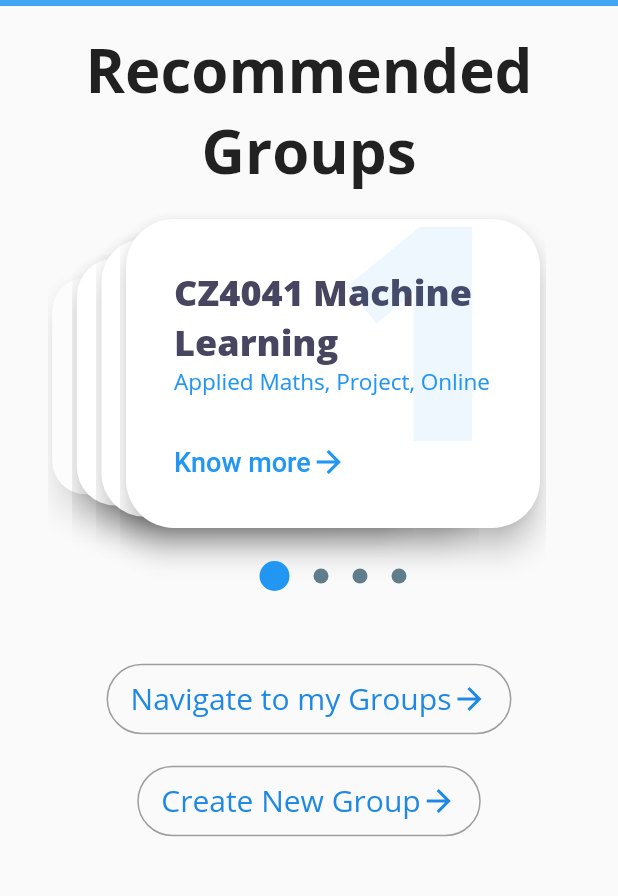
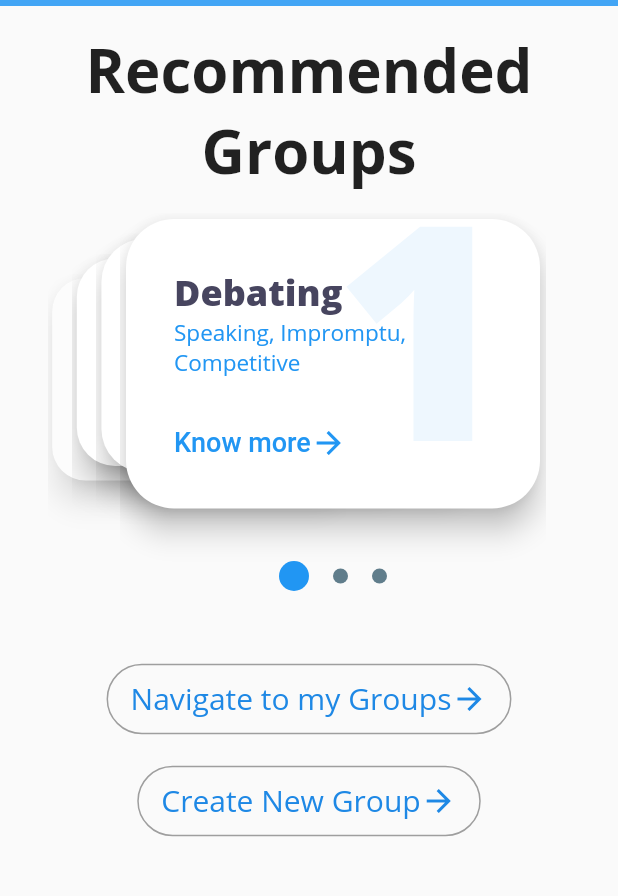
Before and after one commit to guptajay/NTUCollab, a Flutter app: the Groups screen opened directly, on a phone screen of 412 x 824 dp, the part 84-980 px from its top. Run offline on Flutter 3.47's test engine with Material 2 defaults, Android fonts, the phone set to English and light mode, and no system bars; our stand-ins replace cloud_firestore, firebase_auth, firebase_core, flutter_swiper, google_sign_in, multi_select_flutter and 1 more; accounts and stored records are empty; Roboto replaces fonts that are missing (Avenir).

Commit message:
Dummy data groups modules (#20)
* Improvements

1. New Home Page
2. Create Group Page
3. All Modules/Clubs page
4. Bug Fixes and UI Improvements

* added dummy data

1. Added Dummy Data
2. Parameterised Card View

```diff
--- a/lib/models/recommend_data.dart
+++ b/lib/models/recommend_data.dart
@@ -154,7 +154,37 @@ List<RecommenderData> recommendModule = [
             name: "SCSE - CHOW LIM",
             commentCount: "1",
             likeCount: "5"),
-      ])
+      ]),
+  RecommenderData(5,
+      name: 'ET0001 Innovation',
+      tags: [
+        Tags(id: 9, name: "Entrepreneurship"),
+        Tags(id: 10, name: "Innovation"),
+      ],
+      tagText: "Entrepreneurship, Innovation",
+      offeredBy: "SSS",
+      year: "3",
+      details:
+      "This course teaches about the modern entrepreneurship techniques and world econonic landscape.",
+      rating1: "Difficulty",
+      ratingValue1: 1,
+      rating2: "Time",
+      ratingValue2: 2,
+      rating3: "Demand",
+      ratingValue3: 1,
+      comments: [
+        Comment(
+            comment:
+            "Loved the course. It was fully delivered online.",
+            name: "SCSE - MUNDHRA DIVYESH",
+            commentCount: "2",
+            likeCount: "7"),
+        Comment(
+            comment: "It taught me so much about entreprenuership.",
+            name: "SCSE - GUPTA JAY",
+            commentCount: "1",
+            likeCount: "2"),
+      ]),
 ];
 
 
@@ -270,114 +300,19 @@ List<RecommenderData> recommendClubs = [
             name: "SCSE - CHOW LIM",
             commentCount: "1",
             likeCount: "5"),
-      ])
-];
-
-
-List<RecommenderData> recommendGroups = [
-  RecommenderData(1,
-      name: 'CZ4041 Machine Learning',
+      ]),
+  RecommenderData(5,
+      name: 'NTU SCSE Club',
       tags: [
-        Tags(id: 1, name: "Applied Maths"),
-        Tags(id: 2, name: "Project"),
-        Tags(id: 3, name: "Online")
+        Tags(id: 9, name: "Management"),
+        Tags(id: 10, name: "Academic"),
+        Tags(id: 11, name: "Collaboration")
       ],
-      tagText: "Applied Maths, Project, Online",
-      offeredBy: "SCSE",
-      year: "4",
+      tagText: "Management, Academic, Collaboration",
       details:
-      "This course introduces to the basic concepts used in Machine Learning.",
+      "The NTU SCSE Club is an official student body for graduate students of the School of Computer Science and Engineering in NTU.",
       rating1: "Difficulty",
       ratingValue1: 4,
-      rating2: "Time",
-      ratingValue2: 2,
-      rating3: "Demand",
-      ratingValue3: 3,
-      comments: [
-        Comment(
-            comment:
-            "This course is quite tough but the lecturer is quite helpful.",
-            name: "SCSE - MUNDHRA DIVYESH",
-            commentCount: "3",
-            likeCount: "2"),
-        Comment(
-            comment: "Easy to score in CA's but final exam is difficult.",
-            name: "SCSE - GUPTA JAY",
-            commentCount: "1",
-            likeCount: "5"),
-      ]),
-  RecommenderData(2,
-      name: 'CZ3005 Artificial Intelligence',
-      tags: [
-        Tags(id: 4, name: "AI"),
-        Tags(id: 5, name: "Calculus"),
-        Tags(id: 6, name: "Hard")
-      ],
-      tagText: "AI, Calculus, Hard",
-      offeredBy: "SCSE",
-      year: "3",
-      details:
-      "This course introduces to the algorithms applied in Artificial Intelligence.",
-      rating1: "Difficulty",
-      ratingValue1: 2,
-      rating2: "Time",
-      ratingValue2: 2,
-      rating3: "Demand",
-      ratingValue3: 3,
-      comments: [
-        Comment(
-            comment:
-            "Very easy to score in finals. Group project is difficult.",
-            name: "SCSE - BANSAL ADITYA",
-            commentCount: "3",
-            likeCount: "2"),
-        Comment(
-            comment: "Choose good group members for the project.",
-            name: "SCSE - BHATIA RITIK",
-            commentCount: "4",
-            likeCount: "5"),
-      ]),
-  RecommenderData(3,
-      name: 'CZ3006 Networking',
-      tags: [Tags(id: 7, name: "Network"), Tags(id: 8, name: "Algebra")],
-      tagText: "Network, Algebra",
-      offeredBy: "SCSE",
-      year: "3",
-      details:
-      "This course introduces to the concepts used in Network connection and topology.",
-      rating1: "Difficulty",
-      ratingValue1: 4,
-      rating2: "Time",
-      ratingValue2: 2,
-      rating3: "Demand",
-      ratingValue3: 5,
-      comments: [
-        Comment(
-            comment:
-            "Lot of mathematics involved in this course.",
-            name: "SCSE - JUSTIN ONG",
-            commentCount: "3",
-            likeCount: "2"),
-        Comment(
-            comment: "Quite theory based lectures.",
-            name: "SCSE - CHEN LIM",
-            commentCount: "1",
-            likeCount: "5"),
-      ]),
-  RecommenderData(4,
-      name: 'CZ2002 Software Engineering',
-      tags: [
-        Tags(id: 9, name: "Software"),
-        Tags(id: 10, name: "UML"),
-        Tags(id: 11, name: "Project")
-      ],
-      tagText: "Software, UML, Project",
-      offeredBy: "SCSE",
-      year: "2",
-      details:
-      "This course teaches about the Software Engineering principles and techniques.",
-      rating1: "Difficulty",
-      ratingValue1: 3,
       rating2: "Time",
       ratingValue2: 5,
       rating3: "Demand",
@@ -385,14 +320,100 @@ List<RecommenderData> recommendGroups = [
       comments: [
         Comment(
             comment:
-            "Loved the course. It teached you how the corporate world works.",
-            name: "SCSE - MUNDHRA DIVYESH",
+            "Very organized and orderly club to learn management skills.",
+            name: "MAE - DAMANI MEHUL",
             commentCount: "2",
-            likeCount: "7"),
+            likeCount: "9"),
         Comment(
-            comment: "Theory based final exam and CA's",
-            name: "SCSE - CHOW LIM",
+            comment: "The elections for the club positions are very competitive",
+            name: "SCSE - KANODIA RITWIK",
             commentCount: "1",
             likeCount: "5"),
       ])
 ];
+
+
+List<RecommenderData> recommendGroups = [
+  RecommenderData(1,
+      name: 'Debating',
+      tags: [
+        Tags(id: 1, name: "Speaking"),
+        Tags(id: 2, name: "Impromptu"),
+        Tags(id: 3, name: "Competitive")
+      ],
+      tagText: "Speaking, Impromptu, Competitive",
+      details:
+      "This group helps students to become more informed about political and global affairs, or provide a venue for students to train for debate competitions with local school, or at a national level.",
+      rating1: "Difficulty",
+      ratingValue1: 4,
+      rating2: "Time",
+      ratingValue2: 4,
+      rating3: "Demand",
+      ratingValue3: 5,
+      comments: [
+        Comment(
+            comment:
+            "The admins of this group are very supportive.",
+            name: "BUS - SOMANI PALAK",
+            commentCount: "3",
+            likeCount: "1"),
+        Comment(
+            comment: "I learnt a lot of skills by joining this group.",
+            name: "SCSE - GUPTA JAY",
+            commentCount: "1",
+            likeCount: "5"),
+      ]),
+  RecommenderData(2,
+      name: 'Hiking',
+      tags: [
+        Tags(id: 4, name: "Sports"),
+        Tags(id: 5, name: "Outdoors"),
+      ],
+      tagText: "Sports, Outdoors",
+      details:
+      "Join this group for our weekly trips to many trails across Singapore.",
+      rating1: "Difficulty",
+      ratingValue1: 2,
+      rating2: "Time",
+      ratingValue2: 3,
+      rating3: "Demand",
+      ratingValue3: 5,
+      comments: [
+        Comment(
+            comment:
+            "I improved my fitness level a lot after joining this group.",
+            name: "SCSE - BANSAL ADITYA",
+            commentCount: "3",
+            likeCount: "2"),
+        Comment(
+            comment: "All the members are quite fun.",
+            name: "SCSE - DANDAPATH SOHAM",
+            commentCount: "4",
+            likeCount: "5"),
+      ]),
+  RecommenderData(3,
+      name: 'Hackathons',
+      tags: [Tags(id: 7, name: "Coding"), Tags(id: 8, name: "Competitive"), Tags(id: 8, name: "Online")],
+      tagText: "Coding, Competitve, Online",
+      details:
+      "Get the latest announcements from Hackathons in NTU and across Singapore.",
+      rating1: "Difficulty",
+      ratingValue1: 2,
+      rating2: "Time",
+      ratingValue2: 2,
+      rating3: "Demand",
+      ratingValue3: 1,
+      comments: [
+        Comment(
+            comment:
+            "This groups helps me to be up to date with all the new Hackathons.",
+            name: "SCSE - JUSTIN ONG",
+            commentCount: "3",
+            likeCount: "2"),
+        Comment(
+            comment: "I learnt a lot of new technologies over the past semester, thanks to the various Hackathons.",
+            name: "SCSE - CHEN LIM",
+            commentCount: "7",
+            likeCount: "9"),
+      ])
+];
--- a/lib/screens/all_clubs.dart
+++ b/lib/screens/all_clubs.dart
@@ -24,13 +24,13 @@ class _AllClubsPageState extends State<AllClubsPage> {
                 style:
                 TextStyle(fontSize: 40, fontWeight: FontWeight.bold)),
             SizedBox(height: 10,),
-            GroupCard.getGroupCard("CZ1011 Maths 1", "", 25, context,1, "More", "Algebra, Calculus"),
-            GroupCard.getGroupCard("CZ3004 MDP", "", 25,context,2, "More", "Android, Arduino, Raspberry Pi"),
-            GroupCard.getGroupCard("CZ3005 AI", "", 25,context,3, "More", "Calculus, Logical Inference"),
-            GroupCard.getGroupCard("ET0001 Innovation", "", 25,context,2, "More", "Entrepreneurship, Online"),
-            GroupCard.getGroupCard("CZ3004 MDP", "", 25,context,2, "More", "Android, Arduino, Raspberry Pi"),
-            GroupCard.getGroupCard("CZ3005 AI", "", 25,context,3, "More", "Calculus, Logical Inference"),
-            GroupCard.getGroupCard("ET0001 Innovation", "", 25,context,2, "More", "Entrepreneurship, Online"),
+            GroupCard.getGroupCard("Open Source Society", "", 25, context,0, "More", "Coding, Learning, Collaboration", "club"),
+            GroupCard.getGroupCard("NTU Red Cross", "", 25,context,1, "More", "Health, Wellbeing, Community", "club"),
+            GroupCard.getGroupCard("NTU Toastmasters", "", 25,context,3, "More", "Sports, Focus", "club"),
+            GroupCard.getGroupCard("NTU Archery Club", "", 25,context,2, "More", "Public Speaking, Confidence", "club"),
+            GroupCard.getGroupCard("NTU SCSE Club", "", 25,context,4, "More", "Management, Academics", "club"),
+            GroupCard.getGroupCard("NTU Earthlink", "", 25,context,3, "More", "Environment, Elections", "club"),
+            GroupCard.getGroupCard("Hall 8 JCRC", "", 25,context,2, "More", "NTU Halls, Dance, D&D", "club"),
           ]
           ),
         ));
--- a/lib/screens/all_groups.dart
+++ b/lib/screens/all_groups.dart
@@ -24,11 +24,11 @@ class _AllGroupPageState extends State<AllGroupPage> {
             style:
             TextStyle(fontSize: 40, fontWeight: FontWeight.bold)),
         SizedBox(height: 10,),
-        GroupCard.getGroupCard("Debating", "7", 40, context,1, "Enter", "Number of Members: "),
-        GroupCard.getGroupCard("Hiking", "8",40, context,2, "Enter", "Number of Members: "),
-        GroupCard.getGroupCard("Trekking", "7",40, context,3, "Enter", "Number of Members: "),
-        GroupCard.getGroupCard("Cycling", "7", 40,context,2, "Enter", "Number of Members: "),
-        GroupCard.getGroupCard("Hackathons", "7",40, context,1, "Enter", "Number of Members: "),
+        GroupCard.getGroupCard("Debating", "7", 40, context,0, "Enter", "Number of Members: ", "group"),
+        GroupCard.getGroupCard("Hiking", "8",40, context,1, "Enter", "Number of Members: ", "group"),
+        GroupCard.getGroupCard("Trekking", "7",40, context,1, "Enter", "Number of Members: ", "group"),
+        GroupCard.getGroupCard("Cycling", "7", 40,context,0, "Enter", "Number of Members: ", "group"),
+        GroupCard.getGroupCard("Hackathons", "7",40, context,2, "Enter", "Number of Members: ", "group"),
       ]
       ),
     ));
--- a/lib/screens/groups.dart
+++ b/lib/screens/groups.dart
@@ -4,6 +4,7 @@ import 'package:ntucollab/screens/create_group.dart';
 import 'package:ntucollab/widgets/app_bar.dart';
 import 'package:ntucollab/models/recommend_data.dart';
 import 'all_groups.dart';
+import 'club_details.dart';
 import 'module_detail.dart';
 
 class Groups extends StatelessWidget {
@@ -43,10 +44,8 @@ class Groups extends StatelessWidget {
                             Navigator.push(
                               context,
                               PageRouteBuilder(pageBuilder: (context, a, b) {
-                                return GroupDetailsPage(
+                                return ClubDetailsPage(
                                     name: recommendGroups[index].name,
-                                    offeredBy: recommendGroups[index].offeredBy,
-                                    year: recommendGroups[index].year,
                                     details: recommendGroups[index].details,
                                     modulesTagList: recommendGroups[index].tags,
                                     comments: recommendGroups[index].comments,
```
Also changed, not shown: lib/screens/all_modules.dart (+7 -7 lines), lib/widgets/group_card.dart (+52 -5 lines).
